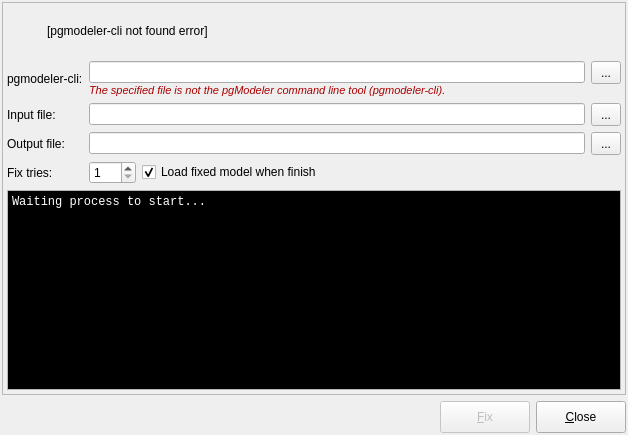
Qt form libpgmodeler_ui/ui/modelfixform.ui (pgmodeler/pgmodeler) before a commit.
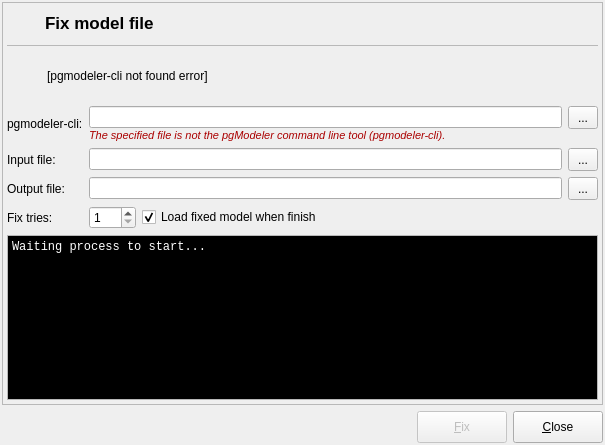
The same form after that commit. Icons and pictures are not drawn.

Commit message: Minor improve on model fix form.

```diff
--- a/libpgmodeler_ui/ui/modelfixform.ui
+++ b/libpgmodeler_ui/ui/modelfixform.ui
@@ -9,8 +9,8 @@
    <rect>
     <x>0</x>
     <y>0</y>
-    <width>628</width>
-    <height>435</height>
+    <width>605</width>
+    <height>445</height>
    </rect>
   </property>
   <property name="sizePolicy">
@@ -21,8 +21,8 @@
   </property>
   <property name="minimumSize">
    <size>
-    <width>300</width>
-    <height>300</height>
+    <width>500</width>
+    <height>390</height>
    </size>
   </property>
   <property name="maximumSize">
@@ -175,7 +175,75 @@
       <property name="bottomMargin">
        <number>4</number>
       </property>
-      <item row="0" column="0" colspan="2">
+      <item row="0" column="0" colspan="3">
+       <layout class="QHBoxLayout" name="horizontalLayout_5">
+        <item>
+         <widget class="QLabel" name="icon_lbl_2">
+          <property name="sizePolicy">
+           <sizepolicy hsizetype="Fixed" vsizetype="Fixed">
+            <horstretch>0</horstretch>
+            <verstretch>0</verstretch>
+           </sizepolicy>
+          </property>
+          <property name="minimumSize">
+           <size>
+            <width>32</width>
+            <height>32</height>
+           </size>
+          </property>
+          <property name="maximumSize">
+           <size>
+            <width>32</width>
+            <height>32</height>
+           </size>
+          </property>
+          <property name="text">
+           <string/>
+          </property>
+          <property name="pixmap">
+           <pixmap resource="../res/resources.qrc">:/icones/icones/fixobject.png</pixmap>
+          </property>
+         </widget>
+        </item>
+        <item>
+         <widget class="QLabel" name="title_lbl">
+          <property name="font">
+           <font>
+            <pointsize>13</pointsize>
+            <weight>75</weight>
+            <bold>true</bold>
+           </font>
+          </property>
+          <property name="text">
+           <string>Fix model file</string>
+          </property>
+         </widget>
+        </item>
+       </layout>
+      </item>
+      <item row="1" column="0" colspan="3">
+       <widget class="QFrame" name="div_ln">
+        <property name="minimumSize">
+         <size>
+          <width>0</width>
+          <height>1</height>
+         </size>
+        </property>
+        <property name="maximumSize">
+         <size>
+          <width>16777215</width>
+          <height>1</height>
+         </size>
+        </property>
+        <property name="frameShape">
+         <enum>QFrame::StyledPanel</enum>
+        </property>
+        <property name="frameShadow">
+         <enum>QFrame::Sunken</enum>
+        </property>
+       </widget>
+      </item>
+      <item row="2" column="0" colspan="3">
        <widget class="QFrame" name="message_frm">
         <property name="sizePolicy">
          <sizepolicy hsizetype="Preferred" vsizetype="Fixed">
@@ -256,7 +324,7 @@
         </layout>
        </widget>
       </item>
-      <item row="1" column="0">
+      <item row="3" column="0" colspan="2">
        <widget class="QLabel" name="pgmodeler_cli_lbl">
         <property name="sizePolicy">
          <sizepolicy hsizetype="Fixed" vsizetype="Preferred">
@@ -269,7 +337,7 @@
         </property>
        </widget>
       </item>
-      <item row="1" column="1">
+      <item row="3" column="2">
        <layout class="QGridLayout" name="gridLayout_2">
         <property name="verticalSpacing">
          <number>0</number>
@@ -358,7 +426,7 @@
         </item>
        </layout>
       </item>
-      <item row="2" column="0">
+      <item row="4" column="0">
        <widget class="QLabel" name="label_4">
         <property name="sizePolicy">
          <sizepolicy hsizetype="Fixed" vsizetype="Preferred">
@@ -371,43 +439,7 @@
         </property>
        </widget>
       </item>
-      <item row="2" column="1">
-       <layout class="QHBoxLayout" name="horizontalLayout_4">
-        <item>
-         <widget class="QLineEdit" name="input_file_edt"/>
-        </item>
-        <item>
-         <widget class="QToolButton" name="sel_in_file_tb">
-          <property name="enabled">
-           <bool>true</bool>
-          </property>
-          <property name="minimumSize">
-           <size>
-            <width>30</width>
-            <height>23</height>
-           </size>
-          </property>
-          <property name="toolTip">
-           <string>Select target file</string>
-          </property>
-          <property name="text">
-           <string>...</string>
-          </property>
-          <property name="icon">
-           <iconset resource="../res/resources.qrc">
-            <normaloff>:/icones/icones/abrir.png</normaloff>:/icones/icones/abrir.png</iconset>
-          </property>
-          <property name="iconSize">
-           <size>
-            <width>16</width>
-            <height>16</height>
-           </size>
-          </property>
-         </widget>
-        </item>
-       </layout>
-      </item>
-      <item row="3" column="0">
+      <item row="5" column="0">
        <widget class="QLabel" name="label_5">
         <property name="sizePolicy">
          <sizepolicy hsizetype="Fixed" vsizetype="Preferred">
@@ -420,80 +452,14 @@
         </property>
        </widget>
       </item>
-      <item row="3" column="1">
-       <layout class="QHBoxLayout" name="horizontalLayout_3">
-        <item>
-         <widget class="QLineEdit" name="output_file_edt"/>
-        </item>
-        <item>
-         <widget class="QToolButton" name="sel_out_file_tb">
-          <property name="enabled">
-           <bool>true</bool>
-          </property>
-          <property name="minimumSize">
-           <size>
-            <width>30</width>
-            <height>23</height>
-           </size>
-          </property>
-          <property name="toolTip">
-           <string>Select target file</string>
-          </property>
-          <property name="text">
-           <string>...</string>
-          </property>
-          <property name="icon">
-           <iconset resource="../res/resources.qrc">
-            <normaloff>:/icones/icones/abrir.png</normaloff>:/icones/icones/abrir.png</iconset>
-          </property>
-          <property name="iconSize">
-           <size>
-            <width>16</width>
-            <height>16</height>
-           </size>
-          </property>
-         </widget>
-        </item>
-       </layout>
-      </item>
-      <item row="4" column="0">
+      <item row="6" column="0">
        <widget class="QLabel" name="label_6">
         <property name="text">
          <string>Fix tries:</string>
         </property>
        </widget>
       </item>
-      <item row="4" column="1">
-       <layout class="QHBoxLayout" name="horizontalLayout_2">
-        <item>
-         <widget class="QSpinBox" name="fix_tries_sb">
-          <property name="minimum">
-           <number>1</number>
-          </property>
-          <property name="maximum">
-           <number>100</number>
-          </property>
-         </widget>
-        </item>
-        <item>
-         <widget class="QCheckBox" name="load_model_chk">
-          <property name="sizePolicy">
-           <sizepolicy hsizetype="Expanding" vsizetype="Fixed">
-            <horstretch>0</horstretch>
-            <verstretch>0</verstretch>
-           </sizepolicy>
-          </property>
-          <property name="text">
-           <string>Load fixed model when finish</string>
-          </property>
-          <property name="checked">
-           <bool>true</bool>
-          </property>
-         </widget>
-        </item>
-       </layout>
-      </item>
-      <item row="5" column="0" colspan="2">
+      <item row="7" column="0" colspan="3">
        <widget class="QTextEdit" name="output_txt">
         <property name="palette">
          <palette>
@@ -612,6 +578,108 @@
         </property>
        </widget>
       </item>
+      <item row="4" column="2">
+       <layout class="QHBoxLayout" name="horizontalLayout_4">
+        <item>
+         <widget class="QLineEdit" name="input_file_edt"/>
+        </item>
+        <item>
+         <widget class="QToolButton" name="sel_in_file_tb">
+          <property name="enabled">
+           <bool>true</bool>
+          </property>
+          <property name="minimumSize">
+           <size>
+            <width>30</width>
+            <height>23</height>
+           </size>
+          </property>
+          <property name="toolTip">
+           <string>Select input file</string>
+          </property>
+          <property name="text">
+           <string>...</string>
+          </property>
+          <property name="icon">
+           <iconset resource="../res/resources.qrc">
+            <normaloff>:/icones/icones/abrir.png</normaloff>:/icones/icones/abrir.png</iconset>
+          </property>
+          <property name="iconSize">
+           <size>
+            <width>16</width>
+            <height>16</height>
+           </size>
+          </property>
+         </widget>
+        </item>
+       </layout>
+      </item>
+      <item row="5" column="2">
+       <layout class="QHBoxLayout" name="horizontalLayout_3">
+        <item>
+         <widget class="QLineEdit" name="output_file_edt"/>
+        </item>
+        <item>
+         <widget class="QToolButton" name="sel_out_file_tb">
+          <property name="enabled">
+           <bool>true</bool>
+          </property>
+          <property name="minimumSize">
+           <size>
+            <width>30</width>
+            <height>23</height>
+           </size>
+          </property>
+          <property name="toolTip">
+           <string>Select output file</string>
+          </property>
+          <property name="text">
+           <string>...</string>
+          </property>
+          <property name="icon">
+           <iconset resource="../res/resources.qrc">
+            <normaloff>:/icones/icones/abrir.png</normaloff>:/icones/icones/abrir.png</iconset>
+          </property>
+          <property name="iconSize">
+           <size>
+            <width>16</width>
+            <height>16</height>
+           </size>
+          </property>
+         </widget>
+        </item>
+       </layout>
+      </item>
+      <item row="6" column="2">
+       <layout class="QHBoxLayout" name="horizontalLayout_2">
+        <item>
+         <widget class="QSpinBox" name="fix_tries_sb">
+          <property name="minimum">
+           <number>1</number>
+          </property>
+          <property name="maximum">
+           <number>100</number>
+          </property>
+         </widget>
+        </item>
+        <item>
+         <widget class="QCheckBox" name="load_model_chk">
+          <property name="sizePolicy">
+           <sizepolicy hsizetype="Expanding" vsizetype="Fixed">
+            <horstretch>0</horstretch>
+            <verstretch>0</verstretch>
+           </sizepolicy>
+          </property>
+          <property name="text">
+           <string>Load fixed model when finish</string>
+          </property>
+          <property name="checked">
+           <bool>true</bool>
+          </property>
+         </widget>
+        </item>
+       </layout>
+      </item>
      </layout>
     </widget>
    </item>
```
Left out of the diff: 28 changed lines with no effect on the pictures. The commit also changes 3 other files.
